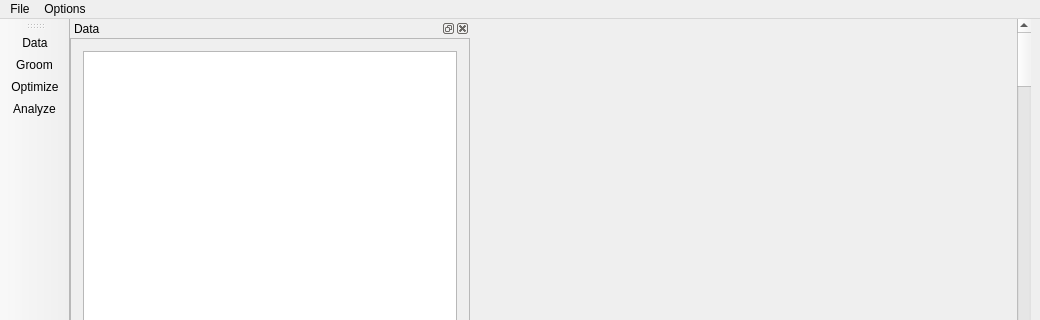
Old version of the form Studio/src/Application/Visualization/ShapeWorksStudioApp.ui in the repository SCIInstitute/ShapeWorks; both pictures show x 0 to 1040 and y 0 to 320 of the 1040 by 705 pixel window.
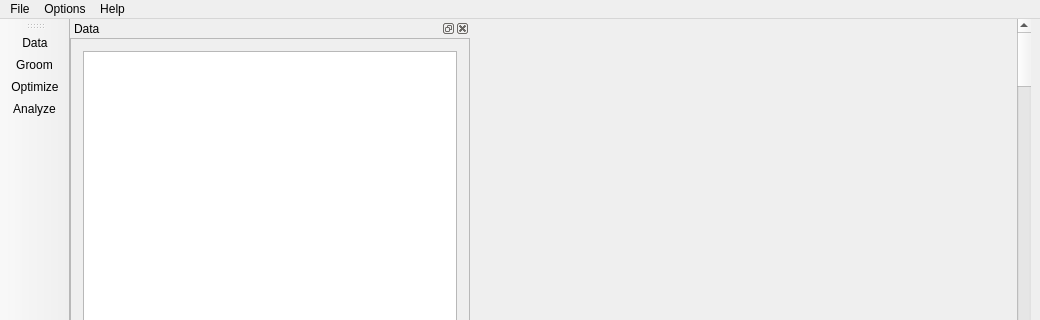
New version of the form. Icons and pictures are not drawn. Custom widgets are drawn as their Qt base class.

Commit message: Add basic keyboard shortcuts.

The edit to the form file:
```diff
--- a/Studio/src/Application/Visualization/ShapeWorksStudioApp.ui
+++ b/Studio/src/Application/Visualization/ShapeWorksStudioApp.ui
@@ -365,8 +365,16 @@
     <addaction name="action_preferences"/>
     <addaction name="actionShow_Tool_Window"/>
    </widget>
+   <widget class="QMenu" name="menuHelp">
+    <property name="title">
+     <string>Help</string>
+    </property>
+    <addaction name="actionAbout"/>
+    <addaction name="actionKeyboard_Shortcuts"/>
+   </widget>
    <addaction name="menuFile"/>
    <addaction name="menuOptions"/>
+   <addaction name="menuHelp"/>
   </widget>
   <widget class="QStatusBar" name="statusbar"/>
   <widget class="QDockWidget" name="controlsDock">
```
Left out of the diff: 10 changed lines with no effect on the pictures. The commit also changes 2 other files.
